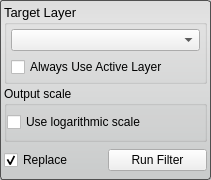
This is Interface/ToolInterface/ConnectedComponentSizeFilterInterface.ui in jessdtate/Seg3D as Qt 5 draws it before an edit. The edited form follows.
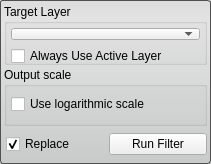
This is the edited form.

```diff
--- a/Interface/ToolInterface/ConnectedComponentSizeFilterInterface.ui
+++ b/Interface/ToolInterface/ConnectedComponentSizeFilterInterface.ui
@@ -7,7 +7,7 @@
     <x>0</x>
     <y>0</y>
     <width>211</width>
-    <height>180</height>
+    <height>164</height>
    </rect>
   </property>
   <property name="sizePolicy">
@@ -47,11 +47,6 @@
    </property>
    <item>
     <widget class="QGroupBox" name="target_groupbox_">
-     <property name="font">
-      <font>
-       <pointsize>10</pointsize>
-      </font>
-     </property>
      <property name="title">
       <string>Target Layer</string>
      </property>
@@ -70,10 +65,28 @@
        </widget>
       </item>
       <item>
-       <widget class="QCheckBox" name="use_active_layer_">
-        <property name="text">
-         <string>Always Use Active Layer</string>
+       <widget class="QWidget" name="widget_3" native="true">
+        <property name="minimumSize">
+         <size>
+          <width>0</width>
+          <height>20</height>
+         </size>
         </property>
+        <layout class="QHBoxLayout" name="horizontalLayout_3">
+         <property name="spacing">
+          <number>0</number>
+         </property>
+         <property name="margin">
+          <number>0</number>
+         </property>
+         <item>
+          <widget class="QCheckBox" name="use_active_layer_">
+           <property name="text">
+            <string>Always Use Active Layer</string>
+           </property>
+          </widget>
+         </item>
+        </layout>
        </widget>
       </item>
      </layout>
@@ -85,14 +98,41 @@
       <string>Output scale</string>
      </property>
      <layout class="QVBoxLayout" name="verticalLayout_2">
-      <property name="margin">
-       <number>0</number>
+      <property name="leftMargin">
+       <number>4</number>
+      </property>
+      <property name="topMargin">
+       <number>2</number>
+      </property>
+      <property name="rightMargin">
+       <number>4</number>
+      </property>
+      <property name="bottomMargin">
+       <number>4</number>
       </property>
       <item>
-       <widget class="QCheckBox" name="log_scale_">
-        <property name="text">
-         <string>Use logarithmic scale</string>
+       <widget class="QWidget" name="widget_2" native="true">
+        <property name="minimumSize">
+         <size>
+          <width>0</width>
+          <height>30</height>
+         </size>
         </property>
+        <layout class="QHBoxLayout" name="horizontalLayout_2">
+         <property name="spacing">
+          <number>0</number>
+         </property>
+         <property name="margin">
+          <number>0</number>
+         </property>
+         <item>
+          <widget class="QCheckBox" name="log_scale_">
+           <property name="text">
+            <string>Use logarithmic scale</string>
+           </property>
+          </widget>
+         </item>
+        </layout>
        </widget>
       </item>
      </layout>
@@ -116,7 +156,16 @@
       <property name="spacing">
        <number>4</number>
       </property>
-      <property name="margin">
+      <property name="leftMargin">
+       <number>2</number>
+      </property>
+      <property name="topMargin">
+       <number>0</number>
+      </property>
+      <property name="rightMargin">
+       <number>0</number>
+      </property>
+      <property name="bottomMargin">
        <number>0</number>
       </property>
       <item>
```
Left out of the diff: 2 changed lines with no effect on the pictures.
